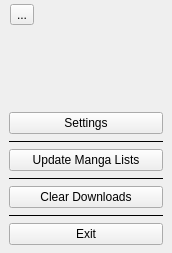
Old version of the form widgets/menudialog.ui in the repository Rain92/UltimateMangaReader.
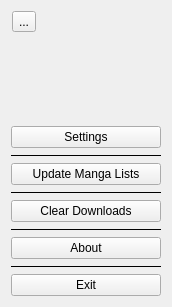
New version of the form. Icons and pictures are not drawn.

Commit message: Add about dialog

Diff of the .ui file:
```diff
--- a/widgets/menudialog.ui
+++ b/widgets/menudialog.ui
@@ -7,25 +7,13 @@
     <x>0</x>
     <y>0</y>
     <width>172</width>
-    <height>253</height>
+    <height>307</height>
    </rect>
   </property>
   <property name="windowTitle">
    <string>Dialog</string>
   </property>
   <layout class="QVBoxLayout" name="verticalLayout">
-   <property name="leftMargin">
-    <number>9</number>
-   </property>
-   <property name="topMargin">
-    <number>4</number>
-   </property>
-   <property name="rightMargin">
-    <number>9</number>
-   </property>
-   <property name="bottomMargin">
-    <number>8</number>
-   </property>
    <item>
     <layout class="QHBoxLayout" name="horizontalLayout">
      <property name="leftMargin">
@@ -150,6 +138,38 @@
      </property>
     </widget>
    </item>
+   <item>
+    <widget class="QFrame" name="frame_4">
+     <property name="sizePolicy">
+      <sizepolicy hsizetype="Preferred" vsizetype="Fixed">
+       <horstretch>0</horstretch>
+       <verstretch>0</verstretch>
+      </sizepolicy>
+     </property>
+     <property name="baseSize">
+      <size>
+       <width>0</width>
+       <height>1</height>
+      </size>
+     </property>
+     <property name="frameShape">
+      <enum>QFrame::HLine</enum>
+     </property>
+     <property name="frameShadow">
+      <enum>QFrame::Plain</enum>
+     </property>
+    </widget>
+   </item>
+   <item>
+    <widget class="QPushButton" name="pushButtonAbout">
+     <property name="focusPolicy">
+      <enum>Qt::NoFocus</enum>
+     </property>
+     <property name="text">
+      <string>About</string>
+     </property>
+    </widget>
+   </item>
    <item>
     <widget class="QFrame" name="frame_3">
      <property name="sizePolicy">
```
The commit also changes 9 other files.
